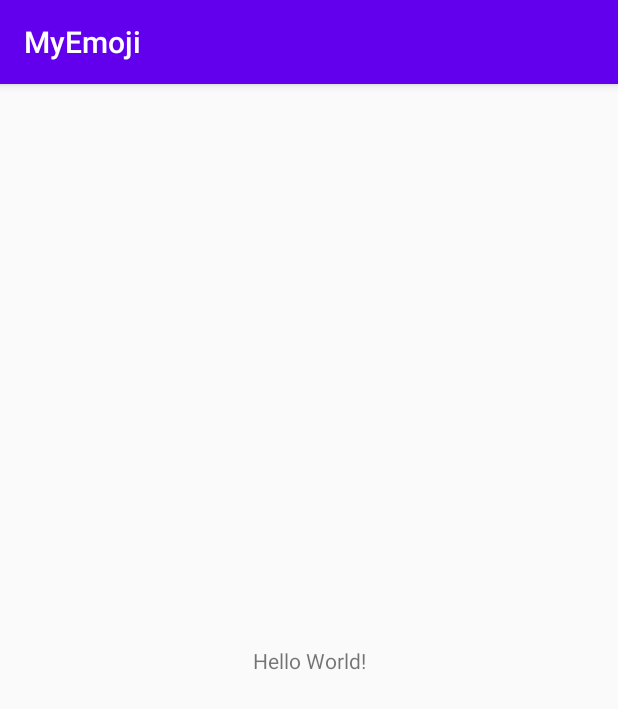
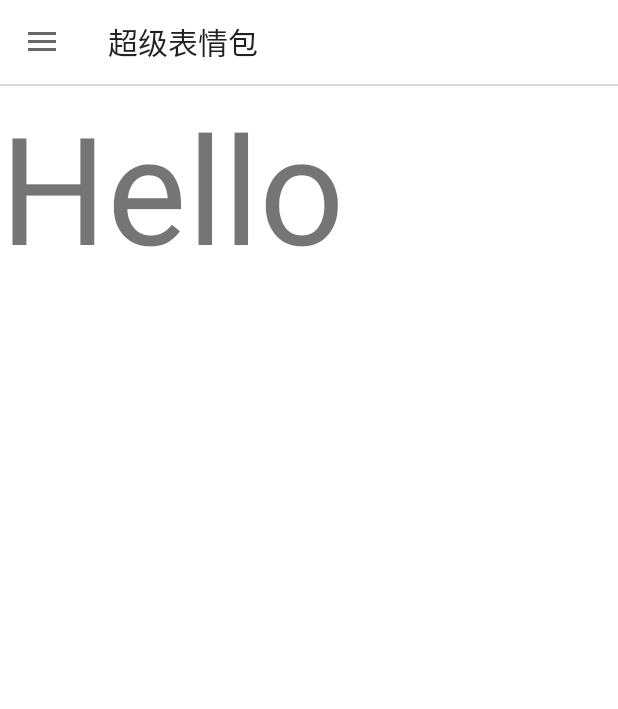
Before and after one commit to Hua-Guan/MyEmoji, an Android app: the screen it shows after launch (MainActivity), on a phone screen of 412 x 824 dp. Shown: the top 709 px of the screen. Run offline under Robolectric (Android 15) with nearby library versions, the phone set to English and light mode, and no system bars.

Commit message:
设置沉浸式状态栏，白底黑字

```diff
--- a/app/build.gradle
+++ b/app/build.gradle
@@ -29,9 +29,32 @@ android {
 
 dependencies {
 
+    //noinspection GradleCompatible
     implementation 'com.android.support:appcompat-v7:28.0.0'
     implementation 'com.android.support.constraint:constraint-layout:2.0.4'
     testImplementation 'junit:junit:4.13.2'
+    //noinspection GradleCompatible
     androidTestImplementation 'com.android.support.test:runner:1.0.2'
     androidTestImplementation 'com.android.support.test.espresso:espresso-core:3.0.2'
+
+    dependencies {
+        def nav_version = "2.4.1"
+
+        // Java language implementation
+        implementation "androidx.navigation:navigation-fragment:$nav_version"
+        implementation "androidx.navigation:navigation-ui:$nav_version"
+
+        // Kotlin
+        implementation "androidx.navigation:navigation-fragment-ktx:$nav_version"
+        implementation "androidx.navigation:navigation-ui-ktx:$nav_version"
+
+        // Feature module Support
+        implementation "androidx.navigation:navigation-dynamic-features-fragment:$nav_version"
+
+        // Testing Navigation
+        androidTestImplementation "androidx.navigation:navigation-testing:$nav_version"
+
+        // Jetpack Compose Integration
+        implementation "androidx.navigation:navigation-compose:$nav_version"
+    }
 }
--- /dev/null
+++ b/app/src/main/java/pri/guanhua/myemoji/ContentFragment.java
@@ -0,0 +1,24 @@
+package pri.guanhua.myemoji;
+
+import android.os.Bundle;
+import android.view.LayoutInflater;
+import android.view.View;
+import android.view.ViewGroup;
+
+import androidx.annotation.NonNull;
+import androidx.annotation.Nullable;
+import androidx.fragment.app.Fragment;
+
+public class ContentFragment extends Fragment {
+
+    private View mView = null;
+
+    @Nullable
+    @Override
+    public View onCreateView(@NonNull LayoutInflater inflater, @Nullable ViewGroup container, @Nullable Bundle savedInstanceState) {
+        if (mView == null){
+            mView = inflater.inflate(R.layout.fragment_content, container, false);
+        }
+        return mView;
+    }
+}
--- a/app/src/main/java/pri/guanhua/myemoji/MainActivity.java
+++ b/app/src/main/java/pri/guanhua/myemoji/MainActivity.java
@@ -1,13 +1,86 @@
 package pri.guanhua.myemoji;
 
-import android.support.v7.app.AppCompatActivity;
+import android.annotation.SuppressLint;
+import android.os.Build;
 import android.os.Bundle;
+import android.view.View;
+import android.view.WindowManager;
+import android.widget.FrameLayout;
+
+import androidx.annotation.RequiresApi;
+import androidx.appcompat.app.ActionBarDrawerToggle;
+import androidx.appcompat.app.AppCompatActivity;
+import androidx.appcompat.widget.Toolbar;
+import androidx.drawerlayout.widget.DrawerLayout;
+import androidx.fragment.app.FragmentManager;
+import androidx.fragment.app.FragmentTransaction;
+
+import java.util.Objects;
 
 public class MainActivity extends AppCompatActivity {
 
+    private ContentFragment mContentFragment = null;
+    private FrameLayout mContainer = null;
+    //fragment管理器
+    private FragmentManager mSupportFragmentManager = null;
+    //Toolbar
+    private Toolbar mToolbar = null;
+    //抽屉容器
+    private DrawerLayout mDrawerLayout = null;
+
+    @RequiresApi(api = Build.VERSION_CODES.M)
     @Override
     protected void onCreate(Bundle savedInstanceState) {
         super.onCreate(savedInstanceState);
         setContentView(R.layout.activity_main);
+        initView();
+        setToolbar();
+        setDrawerLayout();
+        setContentFragment();
     }
+
+    private void initView(){
+        if (mContainer == null) {
+            mContainer = findViewById(R.id.content_frame);
+        }
+        if (mToolbar == null){
+            mToolbar = findViewById(R.id.toolbar);
+        }
+        if (mDrawerLayout == null){
+            mDrawerLayout = findViewById(R.id.drawer_layout);
+        }
+    }
+
+    @RequiresApi(api = Build.VERSION_CODES.M)
+    private void setToolbar(){
+        setSupportActionBar(mToolbar);
+        //Objects.requireNonNull(getSupportActionBar()).setDisplayHomeAsUpEnabled(true);
+        //getSupportActionBar().setHomeButtonEnabled(true);
+        //把状态栏的文字设置为黑色
+        getWindow().getDecorView().setSystemUiVisibility(View.SYSTEM_UI_FLAG_LIGHT_STATUS_BAR);
+        //把状态栏设置透明
+        getWindow().addFlags(WindowManager.LayoutParams.FLAG_TRANSLUCENT_STATUS);
+    }
+
+    private void setDrawerLayout(){
+        ActionBarDrawerToggle toggle = new ActionBarDrawerToggle(this,
+                mDrawerLayout,
+                mToolbar,
+                R.string.drawer_open,
+                R.string.drawer_close);
+        toggle.syncState();
+        mDrawerLayout.addDrawerListener(toggle);
+    }
+
+    private void setContentFragment(){
+        if (mContentFragment == null){
+            mContentFragment = new ContentFragment();
+        }
+        if (mSupportFragmentManager == null){
+            mSupportFragmentManager = getSupportFragmentManager();
+        }
+        FragmentTransaction fragmentTransaction = mSupportFragmentManager.beginTransaction();
+        fragmentTransaction.add(R.id.content_frame, mContentFragment).commit();
+    }
+
 }
--- a/app/src/main/res/layout/activity_main.xml
+++ b/app/src/main/res/layout/activity_main.xml
@@ -1,18 +1,42 @@
 <?xml version="1.0" encoding="utf-8"?>
-<android.support.constraint.ConstraintLayout xmlns:android="http://schemas.android.com/apk/res/android"
+<androidx.drawerlayout.widget.DrawerLayout xmlns:android="http://schemas.android.com/apk/res/android"
     xmlns:app="http://schemas.android.com/apk/res-auto"
     xmlns:tools="http://schemas.android.com/tools"
+    android:id="@+id/drawer_layout"
     android:layout_width="match_parent"
     android:layout_height="match_parent"
-    tools:context=".MainActivity">
+    android:background="@color/white"
+    android:fitsSystemWindows="true">
 
-    <TextView
-        android:layout_width="wrap_content"
-        android:layout_height="wrap_content"
-        android:text="Hello World!"
-        app:layout_constraintBottom_toBottomOf="parent"
-        app:layout_constraintLeft_toLeftOf="parent"
-        app:layout_constraintRight_toRightOf="parent"
-        app:layout_constraintTop_toTopOf="parent" />
+    <LinearLayout
+        android:layout_width="match_parent"
+        android:layout_height="match_parent"
+        android:orientation="vertical">
 
-</android.support.constraint.ConstraintLayout>
+        <androidx.appcompat.widget.Toolbar
+            android:id="@+id/toolbar"
+            android:layout_width="match_parent"
+            android:layout_height="56dp" />
+
+        <View
+            android:layout_width="match_parent"
+            android:layout_height="@dimen/split_line"
+            android:background="@color/split_line"/>
+
+        <FrameLayout
+            android:id="@+id/content_frame"
+            android:layout_width="match_parent"
+            android:layout_height="match_parent"/>
+
+    </LinearLayout>
+
+    <FrameLayout
+        android:id="@+id/left_drawer"
+        android:layout_width="280dp"
+        android:layout_height="match_parent"
+        android:layout_gravity="left"
+        android:choiceMode="singleChoice"
+        android:background="@android:color/white"
+        tools:ignore="RtlHardcoded" />
+
+</androidx.drawerlayout.widget.DrawerLayout>
--- /dev/null
+++ b/app/src/main/res/layout/fragment_content.xml
@@ -0,0 +1,14 @@
+<?xml version="1.0" encoding="utf-8"?>
+<LinearLayout xmlns:android="http://schemas.android.com/apk/res/android"
+    android:orientation="vertical"
+    android:layout_width="match_parent"
+    android:layout_height="match_parent">
+
+    <TextView
+        android:id="@+id/test"
+        android:layout_width="match_parent"
+        android:layout_height="match_parent"
+        android:text="Hello"
+        android:textSize="100dp"/>
+
+</LinearLayout>
--- /dev/null
+++ b/app/src/main/res/navigation/nav_graph.xml
@@ -0,0 +1,6 @@
+<?xml version="1.0" encoding="utf-8"?>
+<navigation xmlns:android="http://schemas.android.com/apk/res/android"
+    xmlns:app="http://schemas.android.com/apk/res-auto"
+    android:id="@+id/nav_graph">
+
+</navigation>
--- a/app/src/main/res/values-night/themes.xml
+++ b/app/src/main/res/values-night/themes.xml
@@ -1,10 +1,9 @@
 <resources xmlns:tools="http://schemas.android.com/tools">
     <!-- Base application theme. -->
-    <style name="Theme.MyEmoji" parent="Theme.AppCompat.Light.DarkActionBar">
+    <style name="Theme.MyEmoji" parent="Theme.AppCompat.Light.NoActionBar">
         <!-- Primary brand color. -->
-        <item name="colorPrimary">@color/purple_200</item>
-        <item name="colorPrimaryDark">@color/purple_700</item>
-        <item name="colorAccent">@color/teal_200</item>
-        <!-- Customize your theme here. -->
+        <item name="colorPrimary">@color/white</item>
+        <item name="colorPrimaryDark">@color/white</item>
+        <item name="colorAccent">@color/white</item>
     </style>
 </resources>
--- a/app/src/main/res/values/colors.xml
+++ b/app/src/main/res/values/colors.xml
@@ -7,4 +7,5 @@
     <color name="teal_700">#FF018786</color>
     <color name="black">#FF000000</color>
     <color name="white">#FFFFFFFF</color>
+    <color name="split_line">#d8d8d8</color>
 </resources>
--- /dev/null
+++ b/app/src/main/res/values/dimens.xml
@@ -0,0 +1,4 @@
+<?xml version="1.0" encoding="utf-8"?>
+<resources>
+    <dimen name="split_line">1sp</dimen>
+</resources>
--- a/app/src/main/res/values/strings.xml
+++ b/app/src/main/res/values/strings.xml
@@ -1,3 +1,5 @@
 <resources>
-    <string name="app_name">MyEmoji</string>
+    <string name="app_name">超级表情包</string>
+    <string name="drawer_open">open</string>
+    <string name="drawer_close">close</string>
 </resources>
--- a/app/src/main/res/values/themes.xml
+++ b/app/src/main/res/values/themes.xml
@@ -1,10 +1,10 @@
 <resources xmlns:tools="http://schemas.android.com/tools">
     <!-- Base application theme. -->
-    <style name="Theme.MyEmoji" parent="Theme.AppCompat.Light.DarkActionBar">
+    <style name="Theme.MyEmoji" parent="Theme.AppCompat.Light.NoActionBar">
         <!-- Primary brand color. -->
-        <item name="colorPrimary">@color/purple_500</item>
-        <item name="colorPrimaryDark">@color/purple_700</item>
-        <item name="colorAccent">@color/teal_200</item>
+        <item name="colorPrimary">@color/white</item>
+        <item name="colorPrimaryDark">@color/white</item>
+        <item name="colorAccent">@color/white</item>
         <!-- Customize your theme here. -->
     </style>
 </resources>
--- a/gradle.properties
+++ b/gradle.properties
@@ -15,3 +15,5 @@ org.gradle.jvmargs=-Xmx2048m -Dfile.encoding=UTF-8
 # resources declared in the library itself and none from the library's dependencies,
 # thereby reducing the size of the R class for that library
 android.nonTransitiveRClass=true
+android.useAndroidX=true
+android.enableJetifier=true
```
